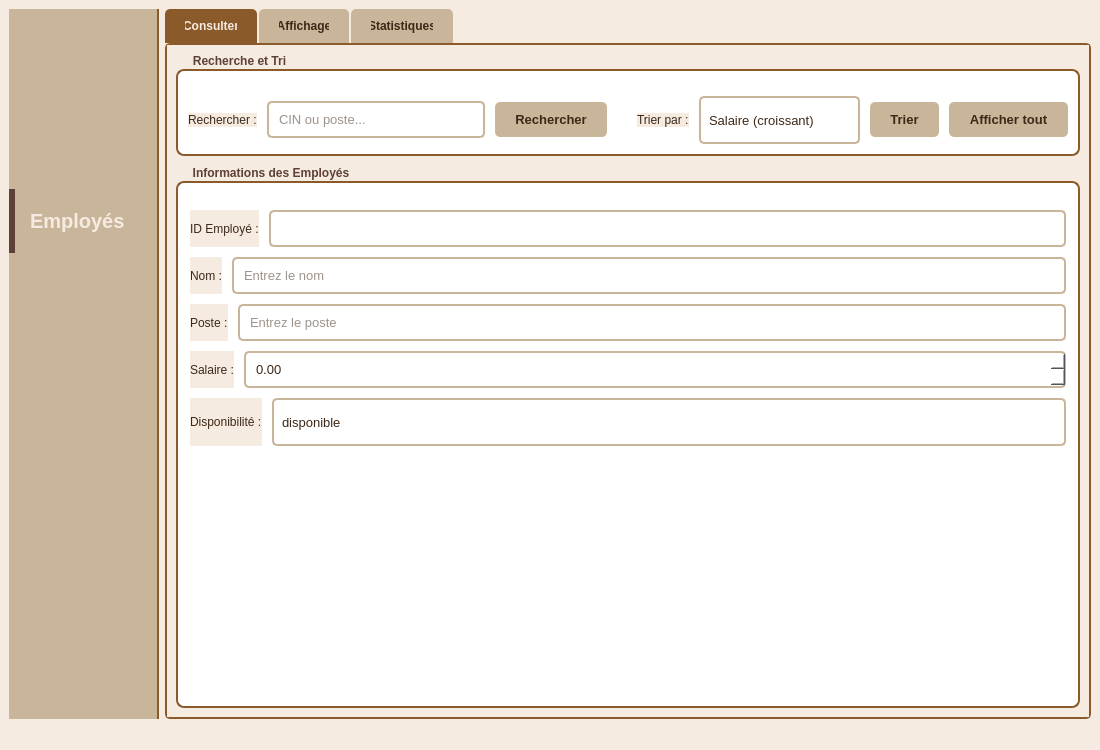
Before: the Qt Designer form interface_employe/mainwindow.ui in Esprit-UP-Algo/projetcpp2526-s2-2a8-smart-carpentry-morkshop-management, drawn with Qt 5.
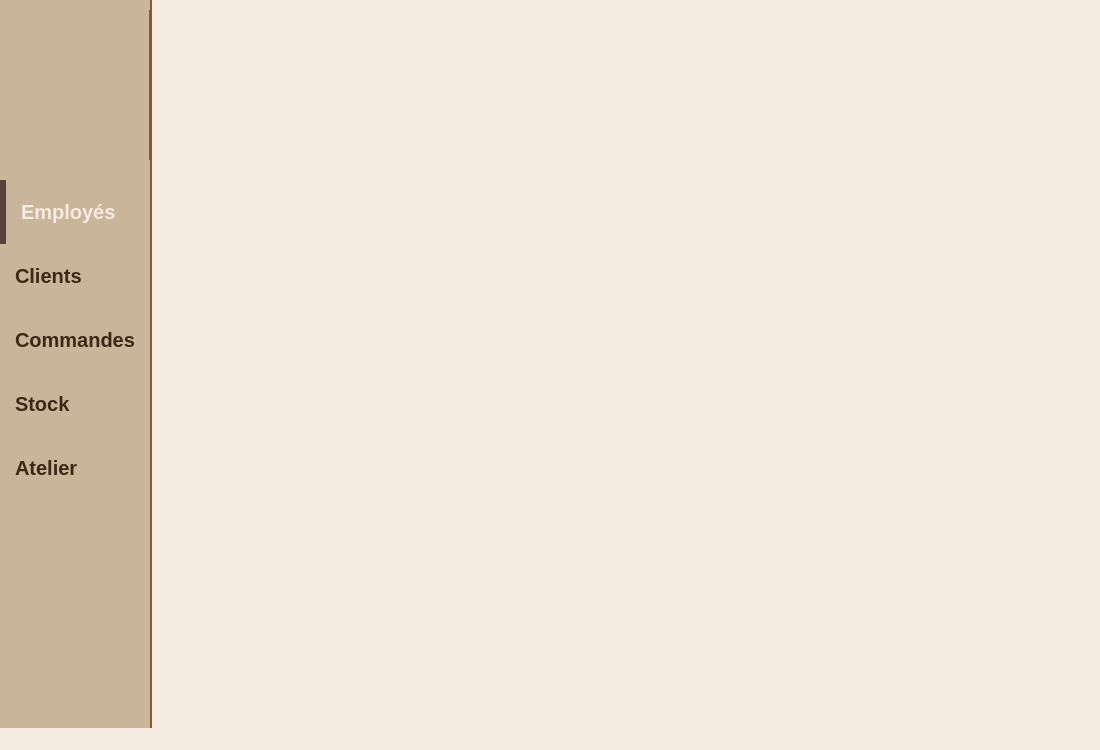
After: the same form once the commit is applied. Icons and pictures are not drawn.

Commit message: Ajout de la gestion du stock pour l'atelier

```diff
--- a/interface_employe/mainwindow.ui
+++ b/interface_employe/mainwindow.ui
@@ -23,8 +23,8 @@
     QTabBar::tab:hover { background-color: #9B8068; }
     QGroupBox { background-color: #FFFFFF; border: 2px solid #8B5A2B; border-radius: 8px; margin-top: 15px; padding-top: 15px; font-weight: bold; }
     QGroupBox::title { color: #5D4037; subcontrol-origin: margin; left: 10px; padding: 0 5px; font-size: 10pt; }
-    QLineEdit, QDoubleSpinBox, QComboBox { background-color: #FFFFFF; border: 2px solid #C9B59A; border-radius: 5px; padding: 8px; color: #3D2817; font-size: 10pt; }
-    QLineEdit:focus, QDoubleSpinBox:focus, QComboBox:focus { border: 2px solid #8B5A2B; }
+    QLineEdit, QDoubleSpinBox, QComboBox, QTextEdit, QDateEdit { background-color: #FFFFFF; border: 2px solid #C9B59A; border-radius: 5px; padding: 8px; color: #3D2817; font-size: 10pt; }
+    QLineEdit:focus, QDoubleSpinBox:focus, QComboBox:focus, QTextEdit:focus, QDateEdit:focus { border: 2px solid #8B5A2B; }
     QComboBox { font-size: 10pt; min-height: 28px; }
     QComboBox::drop-down { border: none; width: 20px; }
     QComboBox::down-arrow { image: none; border-left: 4px solid transparent; border-right: 4px solid transparent; border-top: 4px solid #8B5A2B; margin-right: 6px; }
@@ -42,14 +42,29 @@
     QTableWidget { background-color: #FFFFFF; alternate-background-color: #F5EBE0; border: 2px solid #C9B59A; border-radius: 5px; gridline-color: #C9B59A; color: #3D2817; }
     QTableWidget::item:selected { background-color: #8B5A2B; color: #F5EBE0; }
     QHeaderView::section { background-color: #8B5A2B; color: #F5EBE0; padding: 6px; border: none; font-weight: bold; font-size: 10pt; }
-    QPushButton#btnEmployes { background-color: #C9B59A; color: #3D2817; border: none; border-left: 0px solid #8B5A2B; border-radius: 0; padding: 20px 15px; font-size: 15pt; font-weight: bold; text-align: left; }
-    QPushButton#btnEmployes:hover { background-color: #9B8068; color: white; }
-    QPushButton#btnEmployes:checked { background-color: #8B5A2B; color: #F5EBE0; border-left: 6px solid #5D4037; }
-    QPushButton#btnEmployes:pressed { background-color: #5D4037; color: white; }
+    QPushButton#btnEmployes, QPushButton#btnClients, QPushButton#btnCommandes, QPushButton#btnStock, QPushButton#btnAtelier { background-color: #C9B59A; color: #3D2817; border: none; border-left: 0px solid #8B5A2B; border-radius: 0; padding: 20px 15px; font-size: 15pt; font-weight: bold; text-align: left; }
+    QPushButton#btnEmployes:hover, QPushButton#btnClients:hover, QPushButton#btnCommandes:hover, QPushButton#btnStock:hover, QPushButton#btnAtelier:hover { background-color: #9B8068; color: white; }
+    QPushButton#btnEmployes:checked, QPushButton#btnClients:checked, QPushButton#btnCommandes:checked, QPushButton#btnStock:checked, QPushButton#btnAtelier:checked { background-color: #8B5A2B; color: #F5EBE0; border-left: 6px solid #5D4037; }
+    QPushButton#btnEmployes:pressed, QPushButton#btnClients:pressed, QPushButton#btnCommandes:pressed, QPushButton#btnStock:pressed, QPushButton#btnAtelier:pressed { background-color: #5D4037; color: white; }
    </string>
   </property>
   <widget class="QWidget" name="centralwidget">
    <layout class="QHBoxLayout" name="horizontalLayoutPrincipal" stretch="0,1">
+    <property name="spacing">
+     <number>0</number>
+    </property>
+    <property name="leftMargin">
+     <number>0</number>
+    </property>
+    <property name="topMargin">
+     <number>0</number>
+    </property>
+    <property name="rightMargin">
+     <number>0</number>
+    </property>
+    <property name="bottomMargin">
+     <number>0</number>
+    </property>
     <item>
      <widget class="QWidget" name="sidebar" native="true">
       <property name="minimumWidth">
@@ -134,6 +149,58 @@
          </property>
         </widget>
        </item>
+       <item>
+        <widget class="QPushButton" name="btnClients">
+         <property name="text">
+          <string>Clients</string>
+         </property>
+         <property name="checkable">
+          <bool>true</bool>
+         </property>
+         <property name="checked">
+          <bool>false</bool>
+         </property>
+        </widget>
+       </item>
+       <item>
+        <widget class="QPushButton" name="btnCommandes">
+         <property name="text">
+          <string>Commandes</string>
+         </property>
+         <property name="checkable">
+          <bool>true</bool>
+         </property>
+         <property name="checked">
+          <bool>false</bool>
+         </property>
+        </widget>
+       </item>
+       <item>
+        <widget class="QPushButton" name="btnStock">
+         <property name="text">
+          <string>Stock</string>
+         </property>
+         <property name="checkable">
+          <bool>true</bool>
+         </property>
+         <property name="checked">
+          <bool>false</bool>
+         </property>
+        </widget>
+       </item>
+       <item>
+        <widget class="QPushButton" name="btnAtelier">
+         <property name="text">
+          <string>Atelier</string>
+         </property>
+         <property name="checkable">
+          <bool>true</bool>
+         </property>
+         <property name="checked">
+          <bool>false</bool>
+         </property>
+        </widget>
+       </item>
        <item>
         <spacer name="verticalSpacerSidebar">
          <property name="orientation">
@@ -151,564 +218,40 @@
      </widget>
     </item>
     <item>
-     <widget class="QTabWidget" name="tabWidget">
-      <property name="currentIndex">
-       <number>0</number>
-      </property>
-      <widget class="QWidget" name="tabConsulter">
-       <attribute name="title">
-        <string>Consulter</string>
-       </attribute>
-       <layout class="QVBoxLayout" name="verticalLayoutConsulter">
-        <property name="spacing">
-         <number>10</number>
-        </property>
-        <item>
-         <widget class="QGroupBox" name="groupRechercheEtTri">
-          <property name="sizePolicy">
-           <sizepolicy hsizetype="Preferred" vsizetype="Fixed">
-            <horstretch>0</horstretch>
-            <verstretch>0</verstretch>
-           </sizepolicy>
-          </property>
-          <property name="title">
-           <string>Recherche et Tri</string>
-          </property>
-          <layout class="QHBoxLayout" name="horizontalRechercheEtTri">
-           <property name="spacing">
-            <number>10</number>
-           </property>
-           <property name="leftMargin">
-            <number>10</number>
-           </property>
-           <property name="topMargin">
-            <number>10</number>
-           </property>
-           <property name="rightMargin">
-            <number>10</number>
-           </property>
-           <property name="bottomMargin">
-            <number>10</number>
-           </property>
-           <item alignment="Qt::AlignVCenter">
-            <widget class="QLabel" name="labelRechercher">
-             <property name="text">
-              <string>Rechercher :</string>
-             </property>
-            </widget>
-           </item>
-           <item>
-            <widget class="QLineEdit" name="lineEditRecherche">
-             <property name="placeholderText">
-              <string>CIN ou poste...</string>
-             </property>
-            </widget>
-           </item>
-           <item>
-            <widget class="QPushButton" name="btnRechercher">
-             <property name="text">
-              <string>Rechercher</string>
-             </property>
-            </widget>
-           </item>
-           <item>
-            <spacer name="spacerRecherche">
-             <property name="orientation">
-              <enum>Qt::Orientation::Horizontal</enum>
-             </property>
-             <property name="sizeType">
-              <enum>QSizePolicy::Fixed</enum>
-             </property>
-             <property name="sizeHint" stdset="0">
-              <size>
-               <width>20</width>
-               <height>20</height>
-              </size>
-             </property>
-            </spacer>
-           </item>
-           <item alignment="Qt::AlignVCenter">
-            <widget class="QLabel" name="labelTrierPar">
-             <property name="text">
-              <string>Trier par :</string>
-             </property>
-            </widget>
-           </item>
-           <item>
-            <widget class="QComboBox" name="comboBoxTri">
-             <property name="minimumWidth">
-              <number>160</number>
-             </property>
-             <item>
-              <property name="text">
-               <string>Salaire (croissant)</string>
-              </property>
-             </item>
-             <item>
-              <property name="text">
-               <string>Salaire (décroissant)</string>
-              </property>
-             </item>
-            </widget>
-           </item>
-           <item>
-            <widget class="QPushButton" name="btnTrier">
-             <property name="text">
-              <string>Trier</string>
-             </property>
-            </widget>
-           </item>
-           <item>
-            <widget class="QPushButton" name="btnAfficherTout">
-             <property name="text">
-              <string>Afficher tout</string>
-             </property>
-            </widget>
-           </item>
-          </layout>
-         </widget>
-        </item>
-        <item>
-         <widget class="QGroupBox" name="groupBoxInfoEmployes">
-          <property name="sizePolicy">
-           <sizepolicy hsizetype="Preferred" vsizetype="Expanding">
-            <horstretch>0</horstretch>
-            <verstretch>1</verstretch>
-           </sizepolicy>
-          </property>
-          <property name="title">
-           <string>Informations des Employés</string>
-          </property>
-          <layout class="QVBoxLayout" name="verticalLayoutInfo">
-           <property name="spacing">
-            <number>10</number>
-           </property>
-           <property name="leftMargin">
-            <number>12</number>
-           </property>
-           <property name="topMargin">
-            <number>12</number>
-           </property>
-           <property name="rightMargin">
-            <number>12</number>
-           </property>
-           <property name="bottomMargin">
-            <number>12</number>
-           </property>
-           <item>
-            <layout class="QHBoxLayout" name="horizontalID">
-             <item>
-              <widget class="QLabel" name="labelID">
-               <property name="text">
-                <string>ID Employé :</string>
-               </property>
-               <property name="minimumWidth">
-                <number>120</number>
-               </property>
-               <property name="maximumWidth">
-                <number>120</number>
-               </property>
-              </widget>
-             </item>
-             <item>
-              <widget class="QLineEdit" name="lineEditID">
-               <property name="sizePolicy">
-                <sizepolicy hsizetype="Expanding" vsizetype="Fixed">
-                 <horstretch>1</horstretch>
-                 <verstretch>0</verstretch>
-                </sizepolicy>
-               </property>
-              </widget>
-             </item>
-            </layout>
-           </item>
-           <item>
-            <layout class="QHBoxLayout" name="horizontalNom">
-             <item>
-              <widget class="QLabel" name="labelNom">
-               <property name="text">
-                <string>Nom :</string>
-               </property>
-               <property name="minimumWidth">
-                <number>120</number>
-               </property>
-               <property name="maximumWidth">
-                <number>120</number>
-               </property>
-              </widget>
-             </item>
-             <item>
-              <widget class="QLineEdit" name="lineEditNom">
-               <property name="placeholderText">
-                <string>Entrez le nom</string>
-               </property>
-               <property name="sizePolicy">
-                <sizepolicy hsizetype="Expanding" vsizetype="Fixed">
-                 <horstretch>1</horstretch>
-                 <verstretch>0</verstretch>
-                </sizepolicy>
-               </property>
-              </widget>
-             </item>
-            </layout>
-           </item>
-           <item>
-            <layout class="QHBoxLayout" name="horizontalPoste">
-             <item>
-              <widget class="QLabel" name="labelPoste">
-               <property name="text">
-                <string>Poste :</string>
-               </property>
-               <property name="minimumWidth">
-                <number>120</number>
-               </property>
-               <property name="maximumWidth">
-                <number>120</number>
-               </property>
-              </widget>
-             </item>
-             <item>
-              <widget class="QLineEdit" name="lineEditPoste">
-               <property name="placeholderText">
-                <string>Entrez le poste</string>
-               </property>
-               <property name="sizePolicy">
-                <sizepolicy hsizetype="Expanding" vsizetype="Fixed">
-                 <horstretch>1</horstretch>
-                 <verstretch>0</verstretch>
-                </sizepolicy>
-               </property>
-              </widget>
-             </item>
-            </layout>
-           </item>
-           <item>
-            <layout class="QHBoxLayout" name="horizontalSalaire">
-             <item>
-              <widget class="QLabel" name="labelSalaire">
-               <property name="text">
-                <string>Salaire :</string>
-               </property>
-               <property name="minimumWidth">
-                <number>120</number>
-               </property>
-               <property name="maximumWidth">
-                <number>120</number>
-               </property>
-              </widget>
-             </item>
-             <item>
-              <widget class="QDoubleSpinBox" name="doubleSpinBoxSalaire">
-               <property name="sizePolicy">
-                <sizepolicy hsizetype="Expanding" vsizetype="Fixed">
-                 <horstretch>1</horstretch>
-                 <verstretch>0</verstretch>
-                </sizepolicy>
-               </property>
-               <property name="maximum">
-                <double>999999.99</double>
-               </property>
-               <property name="value">
-                <number>0.00</number>
-               </property>
-              </widget>
-             </item>
-            </layout>
-           </item>
-           <item>
-            <layout class="QHBoxLayout" name="horizontalDispo">
-             <item>
-              <widget class="QLabel" name="labelDispo">
-               <property name="text">
-                <string>Disponibilité :</string>
-               </property>
-               <property name="minimumWidth">
-                <number>120</number>
-               </property>
-               <property name="maximumWidth">
-                <number>120</number>
-               </property>
-              </widget>
-             </item>
-             <item>
-              <widget class="QComboBox" name="comboBoxDispo">
-               <property name="sizePolicy">
-                <sizepolicy hsizetype="Expanding" vsizetype="Fixed">
-                 <horstretch>1</horstretch>
-                 <verstretch>0</verstretch>
-                </sizepolicy>
-               </property>
-               <item>
-                <property name="text">
-                 <string>disponible</string>
-                </property>
-               </item>
-               <item>
-                <property name="text">
-                 <string>en congé</string>
-                </property>
-               </item>
-               <item>
-                <property name="text">
-                 <string>absent</string>
-                </property>
-               </item>
-              </widget>
-             </item>
-            </layout>
-           </item>
-           <item>
-            <spacer name="verticalSpacerForm">
-             <property name="orientation">
-              <enum>Qt::Orientation::Vertical</enum>
-             </property>
-             <property name="sizeHint" stdset="0">
-              <size>
-               <width>20</width>
-               <height>40</height>
-              </size>
-             </property>
-            </spacer>
-           </item>
-          </layout>
-         </widget>
-        </item>
-       </layout>
-      </widget>
-      <widget class="QWidget" name="tabAffichage">
-       <attribute name="title">
-        <string>Affichage</string>
-       </attribute>
-       <layout class="QVBoxLayout" name="verticalLayoutAffichage">
-        <property name="spacing">
-         <number>10</number>
-        </property>
-        <item>
-         <widget class="QGroupBox" name="groupBoxActions">
-          <property name="title">
-           <string>Actions</string>
-          </property>
-          <layout class="QHBoxLayout" name="horizontalLayoutActions">
-           <property name="spacing">
-            <number>10</number>
-           </property>
-           <item>
-            <widget class="QPushButton" name="btnAjouter">
-             <property name="text">
-              <string>+ Ajouter</string>
-             </property>
-            </widget>
-           </item>
-           <item>
-            <widget class="QPushButton" name="btnModifier">
-             <property name="text">
-              <string>Modifier</string>
-             </property>
-            </widget>
-           </item>
-           <item>
-            <widget class="QPushButton" name="btnSupprimer">
-             <property name="text">
-              <string>Supprimer</string>
-             </property>
-            </widget>
-           </item>
-           <item>
-            <widget class="QPushButton" name="btnAfficherTout">
-             <property name="text">
-              <string>Afficher Tout</string>
-             </property>
-            </widget>
-           </item>
-           <item>
-            <spacer name="horizontalSpacerActions">
-             <property name="orientation">
-              <enum>Qt::Orientation::Horizontal</enum>
-             </property>
-             <property name="sizeHint" stdset="0">
-              <size>
-               <width>40</width>
-               <height>20</height>
-              </size>
-             </property>
-            </spacer>
-           </item>
-           <item>
-            <widget class="QPushButton" name="btnVider">
-             <property name="text">
-              <string>Vider</string>
-             </property>
-            </widget>
-           </item>
-          </layout>
-         </widget>
-        </item>
-        <item>
-         <widget class="QTableWidget" name="tableWidgetEmployes">
-          <property name="alternatingRowColors">
-           <bool>true</bool>
-          </property>
-          <property name="selectionBehavior">
-           <enum>QAbstractItemView::SelectRows</enum>
-          </property>
-          <property name="sortingEnabled">
-           <bool>true</bool>
-          </property>
-          <column>
-           <property name="text">
-            <string>ID Employé</string>
-           </property>
-          </column>
-          <column>
-           <property name="text">
-            <string>Nom</string>
-           </property>
-          </column>
-          <column>
-           <property name="text">
-            <string>Poste</string>
-           </property>
-          </column>
-          <column>
-           <property name="text">
-            <string>Salaire</string>
-           </property>
-          </column>
-          <column>
-           <property name="text">
-            <string>Disponibilité</string>
-           </property>
-          </column>
-         </widget>
-        </item>
-        <item>
-         <widget class="QGroupBox" name="groupBoxExport">
-          <property name="title">
-           <string>Exporter la Liste des Employés</string>
-          </property>
-          <layout class="QVBoxLayout" name="verticalLayoutExport">
-           <item>
-            <widget class="QLabel" name="labelExportInfo">
-             <property name="text">
-              <string>Choisissez le format d'exportation de la liste des employés :</string>
-             </property>
-            </widget>
-           </item>
-           <item>
-            <layout class="QHBoxLayout" name="horizontalLayoutExportButtons">
-             <item>
-              <widget class="QPushButton" name="btnExportPDF">
-               <property name="minimumSize">
-                <size>
-                 <width>0</width>
-                 <height>50</height>
-                </size>
-               </property>
-               <property name="text">
-                <string>Exporter en PDF</string>
-               </property>
-              </widget>
-             </item>
-            </layout>
-           </item>
-           <item>
-            <widget class="QGroupBox" name="groupBoxExportOptions">
-             <property name="title">
-              <string>Options d'exportation</string>
-             </property>
-             <layout class="QVBoxLayout" name="verticalLayoutOptions">
-              <item>
-               <widget class="QCheckBox" name="checkBoxInclureEntete">
-                <property name="text">
-                 <string>Inclure l'en-tête</string>
-                </property>
-                <property name="checked">
-                 <bool>true</bool>
-                </property>
-               </widget>
-              </item>
-              <item>
-               <widget class="QCheckBox" name="checkBoxDateExport">
-                <property name="text">
-                 <string>Inclure la date d'exportation</string>
-                </property>
-                <property name="checked">
-                 <bool>true</bool>
-                </property>
-               </widget>
-              </item>
-             </layout>
-            </widget>
-           </item>
-          </layout>
-         </widget>
-        </item>
-       </layout>
-      </widget>
-      <widget class="QWidget" name="tabStatistiques">
-       <attribute name="title">
-        <string>Statistiques</string>
-       </attribute>
-       <layout class="QVBoxLayout" name="verticalLayoutStats">
-        <item>
-         <widget class="QGroupBox" name="groupBoxStats">
-          <property name="title">
-           <string>Statistiques Générales</string>
-          </property>
-          <layout class="QGridLayout" name="gridLayoutStats">
-           <item row="0" column="0">
-            <widget class="QLabel" name="labelTotalEmployes">
-             <property name="font">
-              <font>
-               <family>Segoe UI</family>
-               <bold>true</bold>
-              </font>
-             </property>
-             <property name="text">
-              <string>Nombre total d'employés :</string>
-             </property>
-            </widget>
-           </item>
-           <item row="0" column="1">
-            <widget class="QLabel" name="labelTotalEmployesValeur">
-             <property name="font">
-              <font>
-               <family>Segoe UI</family>
-               <pointsize>12</pointsize>
-              </font>
-             </property>
-             <property name="text">
-              <string>0</string>
-             </property>
-            </widget>
-           </item>
-           <item row="1" column="0">
-            <widget class="QPushButton" name="btnActualiserStats">
-             <property name="text">
-              <string>Actualiser les Statistiques</string>
-             </property>
-            </widget>
-           </item>
-          </layout>
-         </widget>
-        </item>
-        <item>
-         <spacer name="verticalSpacerStats">
-          <property name="orientation">
-           <enum>Qt::Orientation::Vertical</enum>
-          </property>
-          <property name="sizeHint" stdset="0">
-           <size>
-            <width>20</width>
-            <height>40</height>
-           </size>
-          </property>
-         </spacer>
-        </item>
-       </layout>
-      </widget>
+     <widget class="QWidget" name="contentContainer">
+      <layout class="QVBoxLayout" name="contentLayout">
+       <property name="spacing">
+        <number>0</number>
+       </property>
+       <property name="leftMargin">
+        <number>0</number>
+       </property>
+       <property name="topMargin">
+        <number>0</number>
+       </property>
+       <property name="rightMargin">
+        <number>0</number>
+       </property>
+       <property name="bottomMargin">
+        <number>0</number>
+       </property>
+       <item>
+        <spacer name="contentSpacer">
+         <property name="orientation">
+          <enum>Qt::Orientation::Vertical</enum>
+         </property>
+         <property name="sizeHint" stdset="0">
+          <size>
+           <width>20</width>
+           <height>20</height>
+          </size>
+         </property>
+        </spacer>
+       </item>
+      </layout>
      </widget>
     </item>
+
    </layout>
   </widget>
   <widget class="QStatusBar" name="statusbar"/>
```
Left out of the diff: 13 changed lines with no effect on the pictures. The commit also changes 57 other files.
